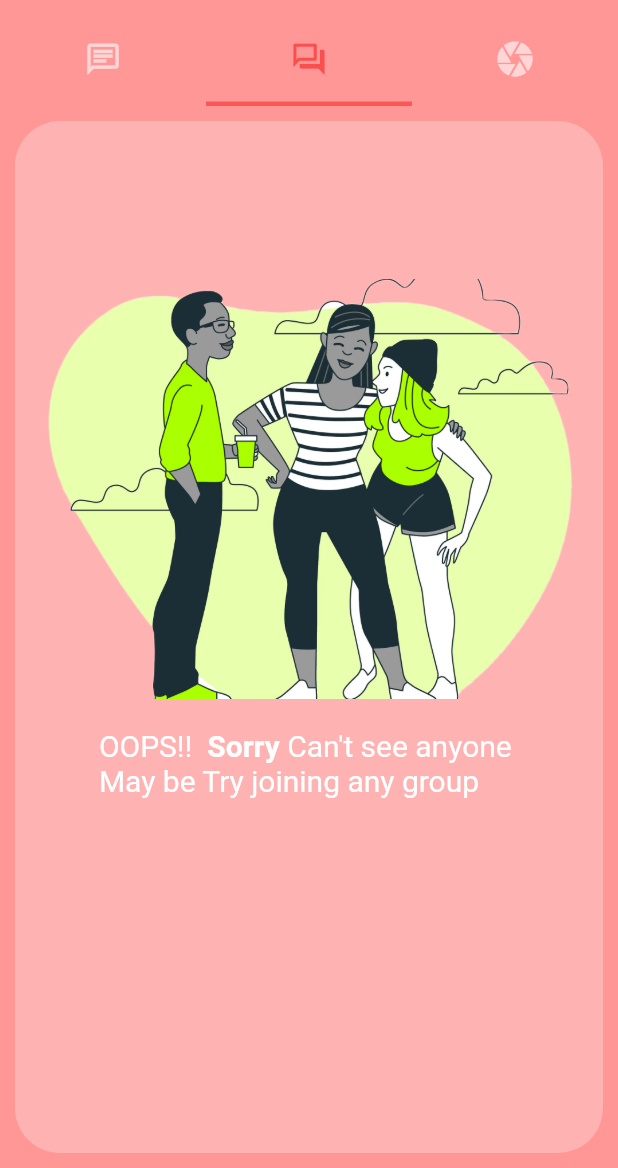
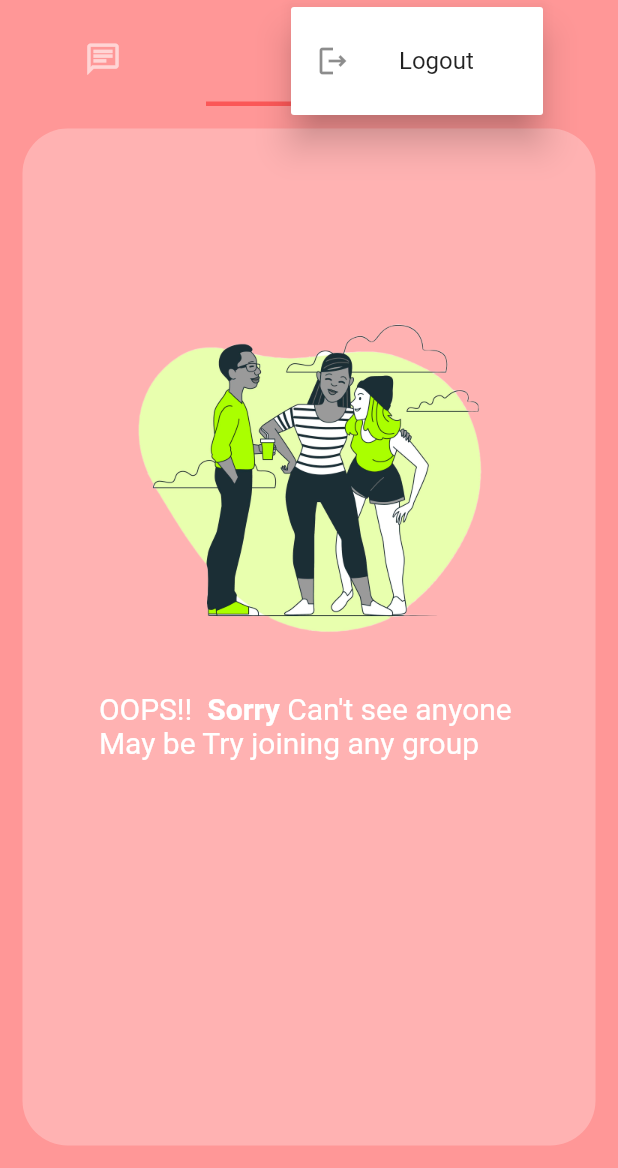
Before and after one commit to 0x000UK/Transae, a Flutter app: the ScrollableUserList screen opened directly with empty values, tab 2 chosen, after a tap on the "more vert" icon, on a phone screen of 412 x 824 dp, the part 68-1236 px from its top. Run offline on Flutter 3.47's test engine with Material 2 defaults, Android fonts, the phone set to English and light mode, and no system bars; our stand-ins replace cloud_firestore, firebase_auth, firebase_core, shared_preferences; accounts and stored records are empty; network calls fail.

Commit message:
added logout button

```diff
--- a/lib/Models/UserModel.dart
+++ b/lib/Models/UserModel.dart
@@ -1,27 +1,27 @@
 class UserModel {
   String? uid;
   String? userName;
-  String? fullname;
+  String? fullName;
   String? email;
-  String? profilepic;
+  String? profilePic;
 
-  UserModel({this.uid, this.fullname,this.userName, this.email, this.profilepic});
+  UserModel({this.uid, this.fullName,this.userName, this.email, this.profilePic});
 
   UserModel.fromMap(Map<String, dynamic> map) {
     uid = map["uid"];
-    fullname = map["fullname"];
+    fullName = map["fullName"];
     userName = map["userName"];
     email = map["email"];
-    profilepic = map["profilepic"];
+    profilePic = map["profilePic"];
   }
 
   Map<String, dynamic> toMap() {
     return {
       "uid": uid,
-      "fullname": fullname,
+      "fullname": fullName,
       "username" : userName,
       "email": email,
-      "profilepic": profilepic,
+      "profilepic": profilePic,
     };
   }
 }
--- a/lib/Widgets/tabs.dart
+++ b/lib/Widgets/tabs.dart
@@ -2,8 +2,7 @@
 import 'package:flutter/material.dart';
 
 Widget emptyTabContent({ required String tab, String? text}) {
-  return SliverToBoxAdapter(
-      child: Center(
+  return Center(
         child: Column(
         children: [
           const SizedBox(
@@ -20,7 +19,7 @@ Widget emptyTabContent({ required String tab, String? text}) {
                     tab == 'groups'? "assets/images/group.png":
                     "assets/images/group.png"
                   ),
-                  fit: BoxFit.cover),
+                  fit: BoxFit.contain),
             ),
           ),
           const SizedBox(
@@ -31,15 +30,13 @@ Widget emptyTabContent({ required String tab, String? text}) {
               TextSpan(text: '  Sorry',style: TextStyle(fontWeight: FontWeight.bold)),
               TextSpan(text: " Can't see anyone ",style: TextStyle(fontSize: 20)),
               TextSpan(text: '\nMay be try adding someone'),
-            ])
-            ,
+            ]),
             style: TextStyle(color: Colors.white, fontSize: 20),
           ):
           Text(text),
         ],
       )
-    )
-  );
+    );
 }
 
 Widget emptyTabContainer({ required String tab, String? text}) {
--- a/lib/main.dart
+++ b/lib/main.dart
@@ -4,11 +4,11 @@ import 'package:firebase_app/service/FireBase/firebase_options.dart';
 import 'package:firebase_auth/firebase_auth.dart';
 import 'package:firebase_core/firebase_core.dart';
 import 'package:flutter/material.dart';
+import 'package:uuid/uuid.dart';
 import 'pages/auth/login.dart';
 import 'pages/navigation.dart';
 
-
-
+Uuid uuid = const Uuid();
 
 void main() async {
   WidgetsFlutterBinding.ensureInitialized();
--- a/lib/pages/auth/register.dart
+++ b/lib/pages/auth/register.dart
@@ -366,8 +366,8 @@ class _MyRegisterState extends State<MyRegister> {
           uid: uid,
           email: email,
           userName: "",
-          fullname: fullName,
-          profilepic: ""
+          fullName: fullName,
+          profilePic: ""
         );
         await DatabaseService(uid: uid).savingUserData(fullName,email,password).then((value) async{
           Navigator.pushReplacement(context, MaterialPageRoute(builder: (context)=> MyHomePage(userModel: newUser)));
--- a/lib/pages/home_page.dart
+++ b/lib/pages/home_page.dart
@@ -2,8 +2,10 @@ import 'package:cloud_firestore/cloud_firestore.dart';
 import 'package:firebase_app/Models/UserModel.dart';
 import 'package:firebase_app/Models/chat_room_model.dart';
 import 'package:firebase_app/Widgets/Tabs.dart';
+import 'package:firebase_app/pages/auth/login.dart';
 import 'package:firebase_app/pages/search_page.dart';
 import 'package:firebase_app/service/FireBase/database_services.dart';
+import 'package:firebase_auth/firebase_auth.dart';
 import 'package:flutter/material.dart';
 import 'chats.dart';
 
@@ -177,7 +179,36 @@ class _ScrollableUserListState extends State<ScrollableUserList>
                         ),
                       ),
                       IconButton(
-                        onPressed: () => {},
+                        onPressed: () => {
+                          showMenu(
+                            context: context,
+                            position: const RelativeRect.fromLTRB(100, 50, 50, 0),
+                            elevation: 10,
+                            items: [
+                              PopupMenuItem(
+                                child: ListTile(
+                                  leading:const Icon(Icons.logout_outlined),
+                                  title:const Text('Logout'),
+                                  onTap: () async {
+                                    try {
+                                      await FirebaseAuth.instance.signOut();
+                                      Navigator.pushReplacement(context, MaterialPageRoute(builder: (context)=> const MyLogin()));
+                                    } catch (error) {
+                                      ScaffoldMessenger.of(context).showSnackBar(SnackBar(
+                                        backgroundColor: const Color.fromARGB(205, 219, 30, 30),
+                                        content: Text(
+                                          error.toString(),
+                                          textAlign: TextAlign.center,
+                                        ),
+                                        duration: const Duration(seconds: 4),
+                                      ));
+                                    }
+                                  },
+                                ),
+                              ),
+                            ],
+                          )
+                        },
                         icon:const Icon(Icons.more_vert, size: 30,),
                         color: const Color.fromARGB(225, 250, 79, 79),
                         splashRadius: 1,
@@ -194,7 +225,7 @@ class _ScrollableUserListState extends State<ScrollableUserList>
               ];
             },
             body: Padding(
-              padding:const EdgeInsets.fromLTRB(10, 10, 10, 10),
+              padding:const EdgeInsets.fromLTRB(15, 15,15, 15),
               child :Container(
                 padding:const EdgeInsets.all(5.0),
                 decoration: const BoxDecoration(
@@ -203,23 +234,29 @@ class _ScrollableUserListState extends State<ScrollableUserList>
                 ),
                 child : TabBarView(
                   controller: tabController,
-                  physics:const PageScrollPhysics(),
+                  physics:const BouncingScrollPhysics(),
                     children: tabNames.map(
                       (content ) {
                         return  StreamBuilder(
                           stream: FirebaseFirestore.instance.collection(content).where('members.${widget.userModel.uid}', isEqualTo: true).snapshots(),
                           builder: (context, snapshot){
+                          Widget tabContent;
+                          switch (content) {
+                            case "chats": tabContent = UserTab( snapshot: snapshot,userModel: widget.userModel); break;
+                            case "groups": tabContent = const GroupsTab(count: 0); break;
+                            case "story": tabContent = const Story(); break;
+                            default:
+                              tabContent = const Center(
+                                child: CircularProgressIndicator(),
+                              ); break;
+                          }
                           return CustomScrollView(
                             slivers: [
-                                switch (content) {
-                                  "chats" => UserTab(snapshot: snapshot, userModel: widget.userModel),
-                                  "groups" => const GroupsTab(count: 0),
-                                  "story" => const Story(),
-                                    _ => const SliverToBoxAdapter(child: Center(
-                                          child: CircularProgressIndicator(),
+                            SliverFillRemaining(
+                              hasScrollBody: false,
+                              fillOverscroll: true,
+                              child: tabContent
                             )
-                                      ),
-                                }
                             ],
                           );
                           }
@@ -324,14 +361,14 @@ class UserTab extends StatelessWidget {
                     if(userData.connectionState == ConnectionState.done){
                       // print("userdata connection done");
                       if(userData.data != null) {
-                        // print("userdata not null");
+
                         UserModel targetUser = userData.data as UserModel;
                         return ListTile(
                           leading: Hero(
                             tag: 'profilepic$index',
                             child: CircleAvatar(
                               radius: 30,
-                              backgroundImage: NetworkImage(targetUser.profilepic.toString()),
+                              //backgroundImage: NetworkImage(targetUser.profilepic.toString()),
                             ),
                           ),
                           title:  Text(
@@ -344,10 +381,11 @@ class UserTab extends StatelessWidget {
                             Navigator.push(
                               context,
                               MaterialPageRoute(
-                                builder: (context) => MyMessagesPage(
+                                builder: (context) => MyChatRoom(
                                   chatroom: chatRoomModel,
                                   user: userModel,
                                   targetUser: targetUser,
+                                  heroId: index
                                 ),
                               ),
                             );
@@ -374,10 +412,8 @@ class UserTab extends StatelessWidget {
         return emptyTabContent(tab: 'chats');
       }
     }else {
-      return const SliverToBoxAdapter(
-        child: Center(
+      return  const Center(
           child: CircularProgressIndicator(),
-        )
         );
     }
   }
@@ -391,40 +427,32 @@ class GroupsTab extends StatelessWidget {
   @override
   Widget build(BuildContext context) {
     return //count == 0?
-        SliverToBoxAdapter(
-            child: Center(
+      Center(
         child: Column(
           children: [
-              const SizedBox(
-                height: 100,
-              ),
+            const SizedBox(height: 100),
             Container(
               width: 400,
-                height: 280,
+              height: 250,
               alignment: Alignment.centerLeft,
               decoration: const BoxDecoration(
                 image: DecorationImage(
                     image: AssetImage("assets/images/group.png"),
-                      fit: BoxFit.cover),
+                    fit: BoxFit.contain),
               ),
             ),
-              const SizedBox(
-                height: 20,
-              ),
+            const SizedBox(height: 20),
             const Text.rich(
               TextSpan(text: 'OOPS!!', children: [
-                  TextSpan(
-                      text: '  Sorry',
-                      style: TextStyle(fontWeight: FontWeight.bold)),
-                  TextSpan(
-                      text: " Can't see anyone ",
-                      style: TextStyle(fontSize: 20)),
+                TextSpan(text: '  Sorry', style: TextStyle(fontWeight: FontWeight.bold)),
+                TextSpan( text: " Can't see anyone ", style: TextStyle(fontSize: 20)),
                 TextSpan(text: '\nMay be Try joining any group'),
               ]),
               style: TextStyle(color: Colors.white, fontSize: 20),
             ),
           ],
-          )));
+        )
+      );
         // : SliverList(
         //     delegate: SliverChildBuilderDelegate((context, index) {
         //       return ListTile(
@@ -464,42 +492,32 @@ class Story extends StatelessWidget {
 
   @override
   Widget build(BuildContext context) {
-    return SliverToBoxAdapter(
-            child: Center(
+    return Center(
         child: Column(
           children: [
-              const SizedBox(
-                height: 100,
-              ),
+            const SizedBox(height: 100),
             Container(
-
               width: 400,
-                height: 400,
+              height: 250,
               alignment: Alignment.centerLeft,
               decoration: const BoxDecoration(
-                  //color: Colors.black,
                 image: DecorationImage(
                     image: AssetImage("assets/images/activity.png"),
                     fit: BoxFit.contain),
               ),
             ),
-              const SizedBox(
-                height: 20,
-              ),
+            const SizedBox(height: 20),
             const Text.rich(
               TextSpan(text: 'OOPS!!', children: [
-                  TextSpan(
-                      text: '  Sorry',
-                      style: TextStyle(fontWeight: FontWeight.bold)),
-                  TextSpan(
-                      text: " Can't see anyone ",
-                      style: TextStyle(fontSize: 20)),
+                TextSpan(text: '  Sorry', style: TextStyle(fontWeight: FontWeight.bold)),
+                TextSpan( text: " Can't see anyone ", style: TextStyle(fontSize: 20)),
                 TextSpan(text: '\nMay be Try joining any group'),
               ]),
               style: TextStyle(color: Colors.white, fontSize: 20),
             ),
           ],
-          )));
+        )
+      );
     // return SliverList(
     //   delegate: SliverChildBuilderDelegate((context, index) {
     //     return ListTile(
--- a/lib/service/FireBase/database_services.dart
+++ b/lib/service/FireBase/database_services.dart
@@ -9,7 +9,7 @@ class DatabaseService {
   static final CollectionReference userCollection =
       FirebaseFirestore.instance.collection("users");
   static final CollectionReference chatsCollection =
-      FirebaseFirestore.instance.collection("chats");
+      FirebaseFirestore.instance.collection("chatrooms");
 
   // saving the userdata
   Future savingUserData(
@@ -25,7 +25,7 @@ class DatabaseService {
   }
 
   // getting user data by email
-  Future gettingUserData(String email) async {
+  static Future gettingUserData(String email) async {
     QuerySnapshot snapshot =
         await userCollection.where("email", isEqualTo: email).get();
     return snapshot;
```
Also changed, not shown: lib/pages/chats.dart (+106 -104 lines), lib/pages/search_page.dart (+78 -14 lines). Lines whose indentation alone changed are shown as unchanged.
